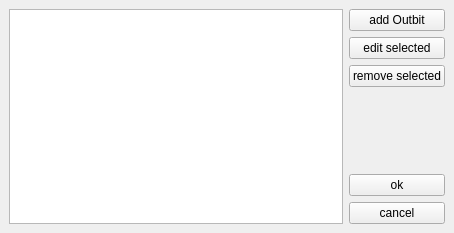
lasersphere/Tilda, file TildaHost/source/Interface/OutBitsUi/Ui_OutBits.ui: the form before one commit.
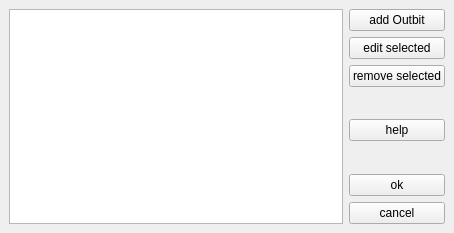
The form after the commit.

The edit to the form file:
```diff
--- a/TildaHost/source/Interface/OutBitsUi/Ui_OutBits.ui
+++ b/TildaHost/source/Interface/OutBitsUi/Ui_OutBits.ui
@@ -44,6 +44,26 @@
         </property>
        </widget>
       </item>
+      <item>
+       <spacer name="verticalSpacer_2">
+        <property name="orientation">
+         <enum>Qt::Vertical</enum>
+        </property>
+        <property name="sizeHint" stdset="0">
+         <size>
+          <width>20</width>
+          <height>40</height>
+         </size>
+        </property>
+       </spacer>
+      </item>
+      <item>
+       <widget class="QPushButton" name="pushButton_help">
+        <property name="text">
+         <string>help</string>
+        </property>
+       </widget>
+      </item>
       <item>
        <spacer name="verticalSpacer">
         <property name="orientation">
```
